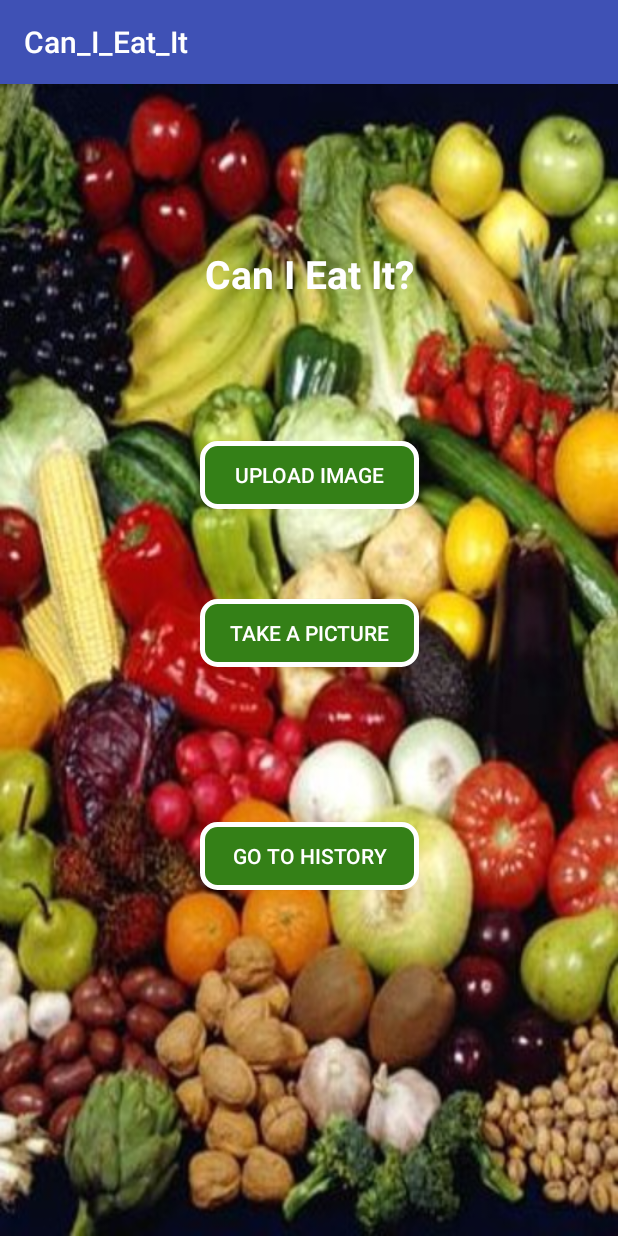
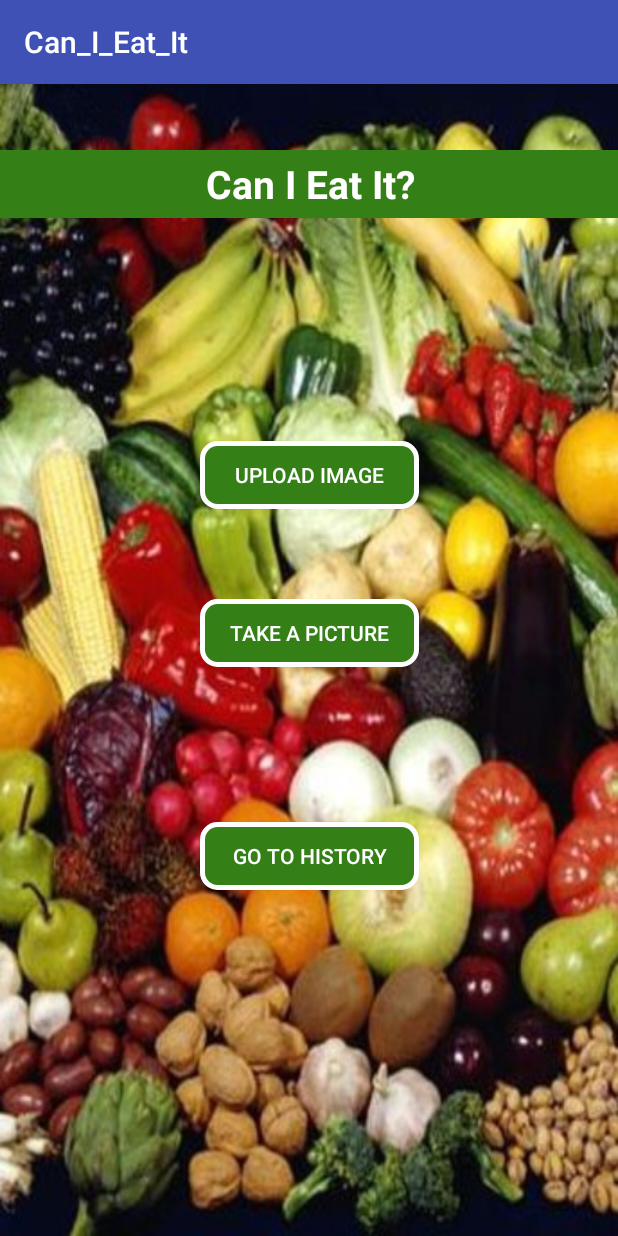
Before and after one commit to jacobsims/canieatit, an Android app: the screen it shows after launch (MainActivity), on a phone screen of 412 x 824 dp. Run offline under Robolectric (Android 15) with nearby library versions, the phone set to English and light mode, and no system bars; libraries missing offline, so code that uses them is left out: com.koushikdutta.ion.

Commit message:
Changed the TextView backgrounds

```diff
--- a/client/Can_I_Eat_It/app/src/main/res/layout/history.xml
+++ b/client/Can_I_Eat_It/app/src/main/res/layout/history.xml
@@ -25,13 +25,14 @@
 
     <TextView
         android:id="@+id/hTextView"
-        android:layout_width="118dp"
-        android:layout_height="34dp"
+        android:layout_width="394dp"
+        android:layout_height="47dp"
         android:layout_marginEnd="8dp"
         android:layout_marginLeft="8dp"
         android:layout_marginRight="8dp"
         android:layout_marginStart="8dp"
         android:layout_marginTop="8dp"
+        android:background="#348017"
         android:gravity="center"
         android:text="History"
         android:textColor="#ffffff"
--- a/client/Can_I_Eat_It/app/src/main/res/layout/title_layout.xml
+++ b/client/Can_I_Eat_It/app/src/main/res/layout/title_layout.xml
@@ -48,7 +48,7 @@
 
     <TextView
         android:id="@+id/textView"
-        android:layout_width="146dp"
+        android:layout_width="462dp"
         android:layout_height="45dp"
         android:layout_marginBottom="8dp"
         android:layout_marginEnd="8dp"
@@ -56,6 +56,7 @@
         android:layout_marginRight="8dp"
         android:layout_marginStart="8dp"
         android:layout_marginTop="8dp"
+        android:background="#348017"
         android:gravity="center"
         android:text="Can I Eat It?"
         android:textColor="#ffffff"
@@ -65,7 +66,7 @@
         app:layout_constraintEnd_toEndOf="parent"
         app:layout_constraintStart_toStartOf="parent"
         app:layout_constraintTop_toTopOf="parent"
-        app:layout_constraintVertical_bias="0.545" />
+        app:layout_constraintVertical_bias="0.202" />
 
     <Button
         android:id="@+id/historybutton"
```
